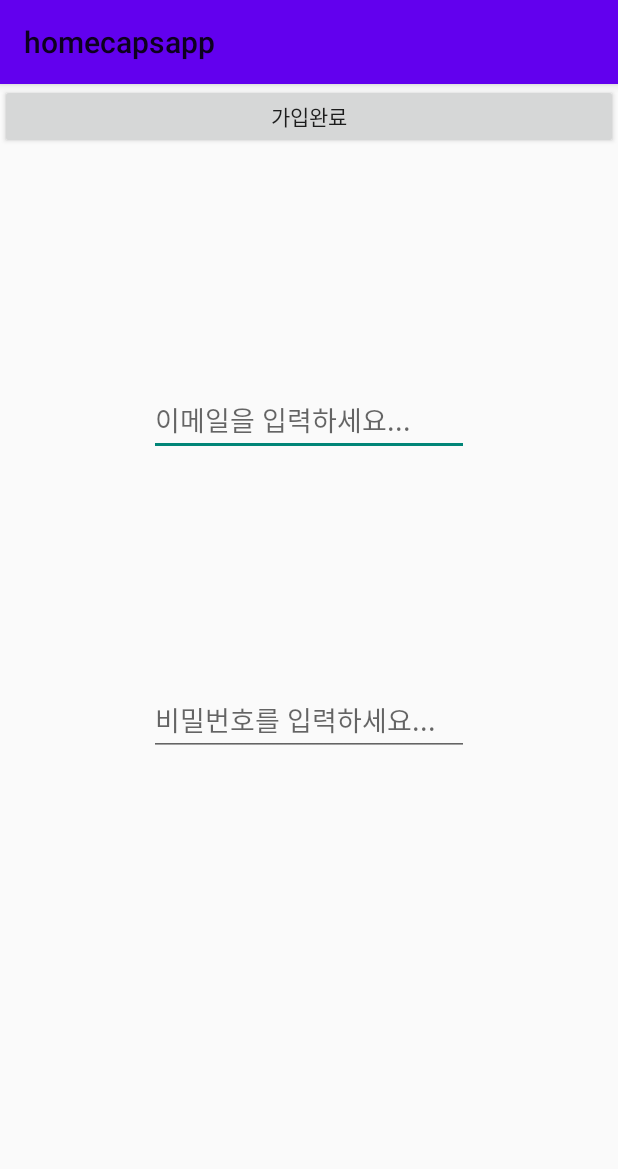
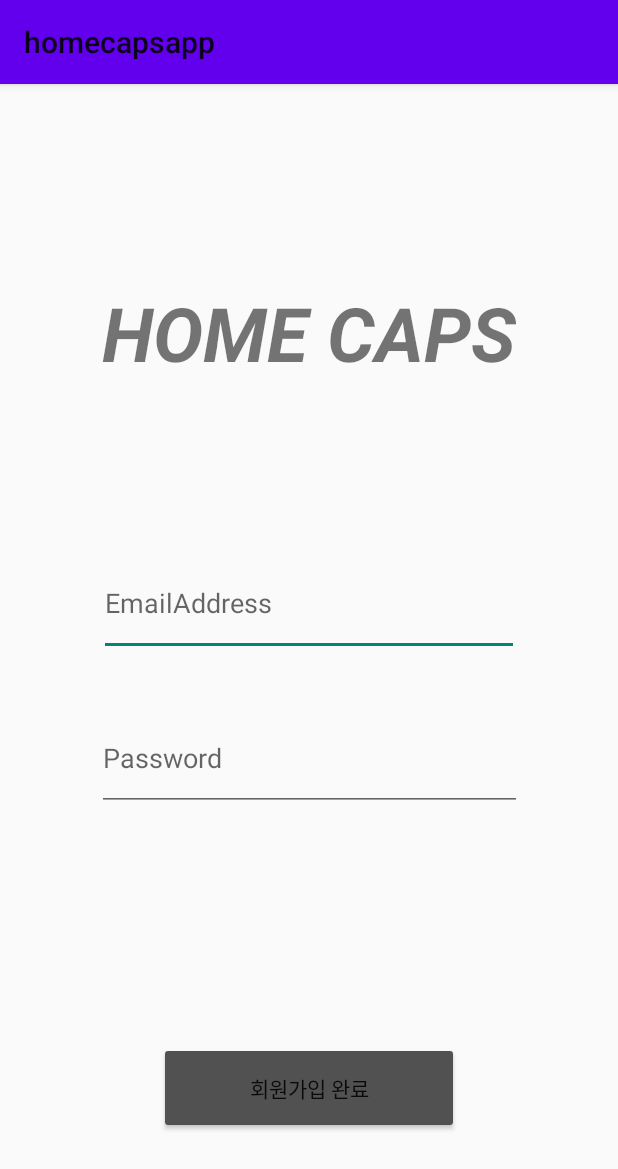
Before and after one commit to leeeeyz77/homecaps, an Android app: the RegisterActivity screen opened directly, with no data from a screen before it, on a phone screen of 412 x 824 dp. Shown: the top 1169 px of the screen. Run offline under Robolectric (Android 15) with nearby library versions, the phone set to English and light mode, and no system bars; our stand-ins replace Firebase (no records; nobody signed in at launch, a user with empty details on screens opened directly).

Commit message:
0524wed
//5월 24일 수정본입니당~

```diff
--- a/app/src/main/java/com/example/homecapsapp/LoginActivity.java
+++ b/app/src/main/java/com/example/homecapsapp/LoginActivity.java
@@ -14,7 +14,7 @@ public class LoginActivity extends AppCompatActivity {
         super.onCreate(savedInstanceState);
         setContentView(R.layout.activity_login);
 
-        Button btn_register = findViewById(R.id.btn_register);
+        Button btn_register = findViewById(R.id.create);
         btn_register.setOnClickListener(new View.OnClickListener() {
             @Override
             public void onClick(View view) {
--- a/app/src/main/java/com/example/homecapsapp/RegisterActivity.java
+++ b/app/src/main/java/com/example/homecapsapp/RegisterActivity.java
@@ -32,8 +32,8 @@ public class RegisterActivity extends AppCompatActivity {
         mFirebaseAuth = FirebaseAuth.getInstance();
         mDatabaseRef = FirebaseDatabase.getInstance().getReference("homecaps");
         mEtEmail = findViewById(R.id.et_email);
-        mEtPwd = findViewById(R.id.et_pwd);
-        mBtnRegister = findViewById(R.id.btn_register);
+        mEtPwd = findViewById(R.id.et_password);
+        mBtnRegister = findViewById(R.id.create);
 
         mBtnRegister.setOnClickListener(new View.OnClickListener() {
             @Override
--- a/app/src/main/res/layout/activity_register.xml
+++ b/app/src/main/res/layout/activity_register.xml
@@ -6,37 +6,84 @@
     android:layout_height="match_parent"
     tools:context=".RegisterActivity">
 
+
     <EditText
         android:id="@+id/et_email"
+        android:layout_width="280dp"
+        android:layout_height="70dp"
+        android:layout_marginStart="64dp"
+        android:layout_marginTop="4dp"
+        android:layout_marginEnd="64dp"
+        android:layout_marginBottom="4dp"
+        android:ems="10"
+        android:hint="EmailAddress"
+        android:inputType="textEmailAddress"
+        app:layout_constraintBottom_toTopOf="@+id/et_password"
+        app:layout_constraintEnd_toEndOf="parent"
+        app:layout_constraintStart_toStartOf="parent"
+        app:layout_constraintTop_toBottomOf="@+id/textview" />
+
+    <EditText
+        android:id="@+id/et_password"
+        android:layout_width="283dp"
+        android:layout_height="70dp"
+        android:layout_marginStart="64dp"
+        android:layout_marginTop="4dp"
+        android:layout_marginEnd="64dp"
+        android:layout_marginBottom="99dp"
+        android:ems="10"
+        android:hint="Password"
+        android:inputType="textPassword"
+        app:layout_constraintBottom_toTopOf="@+id/create"
+        app:layout_constraintEnd_toEndOf="parent"
+        app:layout_constraintStart_toStartOf="parent"
+        app:layout_constraintTop_toBottomOf="@+id/et_email" />
+
+    <!--<EditText
+        android:id="@+id/et_name"
+        android:layout_width="283dp"
+        android:layout_height="70dp"
+        android:layout_marginStart="64dp"
+        android:layout_marginTop="20dp"
+        android:layout_marginEnd="64dp"
+        android:layout_marginBottom="4dp"
+        android:ems="10"
+        android:hint="Name"
+        android:inputType="textPersonName"
+        app:layout_constraintBottom_toTopOf="@+id/et_email"
+        app:layout_constraintEnd_toEndOf="parent"
+        app:layout_constraintStart_toStartOf="parent"
+        app:layout_constraintTop_toBottomOf="@+id/textview" /> !-->
+
+    <Button
+        android:id="@+id/create"
+        android:layout_width="200dp"
+        android:layout_height="61dp"
+        android:layout_marginStart="105dp"
+        android:layout_marginTop="30dp"
+        android:layout_marginEnd="105dp"
+        android:layout_marginBottom="43dp"
+        android:backgroundTint="#515151"
+        android:text="회원가입 완료"
+        app:layout_constraintBottom_toBottomOf="parent"
+        app:layout_constraintEnd_toEndOf="parent"
+        app:layout_constraintStart_toStartOf="parent"
+        app:layout_constraintTop_toBottomOf="@+id/et_password" />
+
+    <TextView
+        android:id="@+id/textview"
         android:layout_width="wrap_content"
         android:layout_height="wrap_content"
-        android:layout_marginTop="200dp"
-        android:ems="10"
-        android:hint="이메일을 입력하세요..."
-        android:inputType="textEmailAddress"
+        android:layout_marginStart="69dp"
+        android:layout_marginTop="107dp"
+        android:layout_marginEnd="69dp"
+        android:layout_marginBottom="83dp"
+        android:text="HOME CAPS"
+        android:textSize="50dp"
+        android:textStyle="bold|italic"
+        app:layout_constraintBottom_toTopOf="@+id/et_email"
         app:layout_constraintEnd_toEndOf="parent"
         app:layout_constraintStart_toStartOf="parent"
         app:layout_constraintTop_toTopOf="parent" />
 
-    <EditText
-        android:id="@+id/et_pwd"
-        android:layout_width="wrap_content"
-        android:layout_height="wrap_content"
-        android:layout_marginTop="400dp"
-        android:ems="10"
-        android:hint="비밀번호를 입력하세요..."
-        android:inputType="textPassword"
-        app:layout_constraintEnd_toEndOf="parent"
-        app:layout_constraintStart_toStartOf="parent"
-        app:layout_constraintTop_toTopOf="parent" />
-
-    <Button
-        android:id="@+id/btn_register"
-        android:layout_width="0dp"
-        android:layout_height="43dp"
-        android:text="가입완료"
-        app:layout_constraintEnd_toEndOf="parent"
-        app:layout_constraintHorizontal_bias="0.0"
-        app:layout_constraintStart_toStartOf="parent"
-        tools:layout_editor_absoluteY="656dp" />
 </androidx.constraintlayout.widget.ConstraintLayout>
```
Also changed, not shown: app/src/main/AndroidManifest.xml (+18 -13 lines), app/src/main/res/layout/activity_login.xml (+78 -38 lines), 1 other file.
